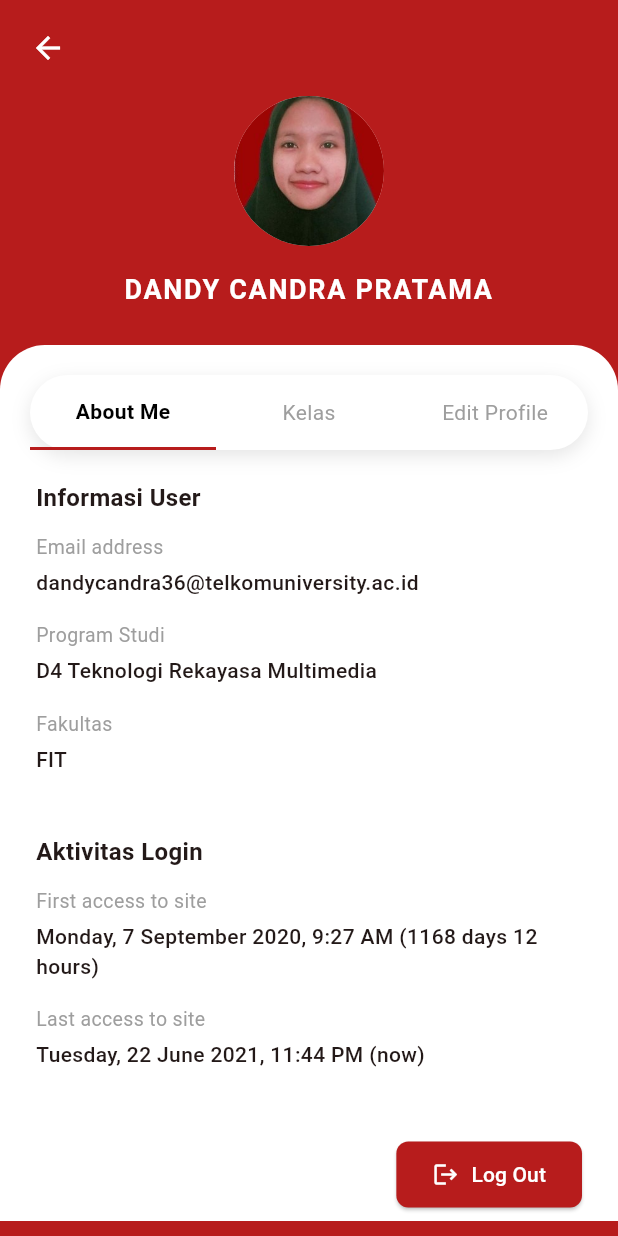
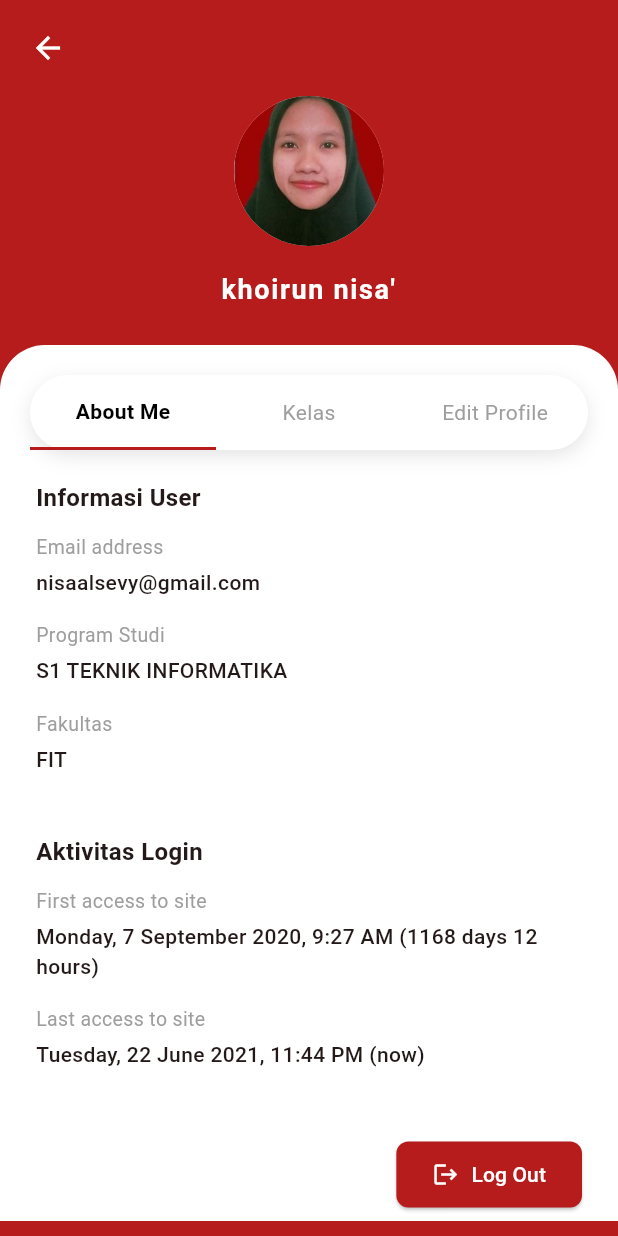
Before and after one commit to KhoirunNisa21/app-celoe, a Flutter app: the ProfileScreen screen opened directly, on a phone screen of 412 x 824 dp. Run offline on Flutter 3.47's test engine with Material 3 defaults, Android fonts, the phone set to English and light mode, and no system bars.

Commit message:
mengganti bagian profile

```diff
--- a/lib/features/dashboard/screens/home_screen.dart
+++ b/lib/features/dashboard/screens/home_screen.dart
@@ -60,7 +60,7 @@ class _HeaderSection extends StatelessWidget {
             crossAxisAlignment: CrossAxisAlignment.start,
             children: [
               const Text(
-                'Hallo, Dandy Candra Pratama',
+                "Hallo, khoirun nisa'",
                 style: TextStyle(fontSize: 16, fontWeight: FontWeight.bold),
                 maxLines: 1,
                 overflow: TextOverflow.ellipsis,
--- a/lib/features/profile/screens/profile_screen.dart
+++ b/lib/features/profile/screens/profile_screen.dart
@@ -85,7 +85,7 @@ class _ProfileScreenState extends State<ProfileScreen> {
         ),
         const SizedBox(height: 16),
         const Text(
-          'DANDY CANDRA PRATAMA',
+          "khoirun nisa'",
           textAlign: TextAlign.center,
           style: TextStyle(
             color: Colors.white,
@@ -169,8 +169,8 @@ class _ProfileScreenState extends State<ProfileScreen> {
           style: TextStyle(fontWeight: FontWeight.bold, fontSize: 16),
         ),
         const SizedBox(height: 12),
-        _buildInfoItem('Email address', 'dandycandra36@telkomuniversity.ac.id'),
-        _buildInfoItem('Program Studi', 'D4 Teknologi Rekayasa Multimedia'),
+        _buildInfoItem('Email address', 'nisaalsevy@gmail.com'),
+        _buildInfoItem('Program Studi', 'S1 TEKNIK INFORMATIKA'),
         _buildInfoItem('Fakultas', 'FIT'),
 
         const SizedBox(height: 24),
```
